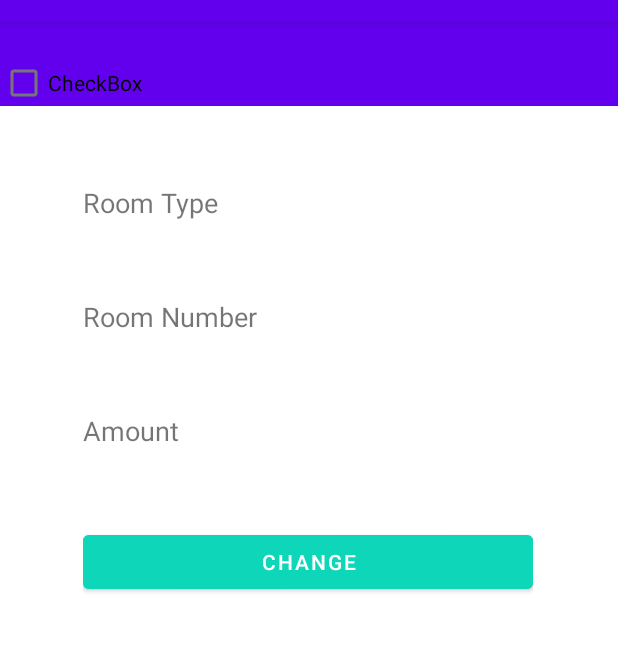
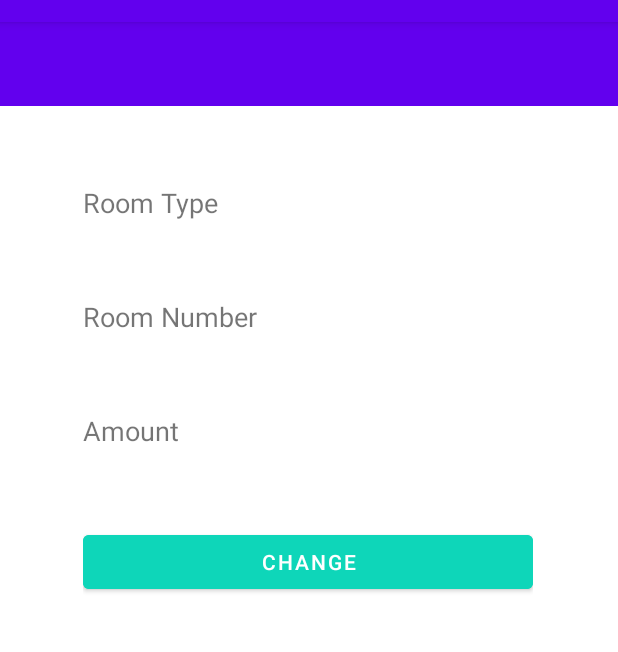
Before and after one commit to RobertHESSO/RoomReservation, an Android app: the BookedRoomList screen opened directly, with no data from a screen before it, on a phone screen of 412 x 824 dp, the part 62-714 px from its top. Run offline under Robolectric (Android 15) with nearby library versions, the phone set to English and light mode, and no system bars.

Commit message:
Habe Button wieder gelöscht

```diff
--- a/app/src/main/res/layout/activity_booked_room_list.xml
+++ b/app/src/main/res/layout/activity_booked_room_list.xml
@@ -75,12 +75,4 @@
         app:layout_constraintStart_toStartOf="parent"
         app:layout_constraintTop_toTopOf="parent" />
 
-    <CheckBox
-        android:id="@+id/checkBox"
-        android:layout_width="177dp"
-        android:layout_height="81dp"
-        android:text="CheckBox"
-        tools:layout_editor_absoluteX="135dp"
-        tools:layout_editor_absoluteY="605dp" />
-
 </androidx.constraintlayout.widget.ConstraintLayout>
```
